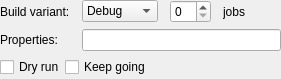
Above: src/plugins/qbsprojectmanager/qbsbuildstepconfigwidget.ui from qt-creator/qt-creator before the change. Below: the same form after it.
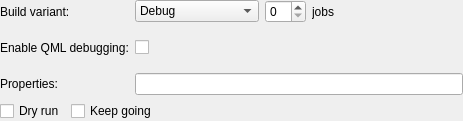
That is the form after the change. Icons and pictures are not drawn. Custom widgets are drawn as their Qt base class.

Commit message: Qbs: Add support for QML debugging

```diff
--- a/src/plugins/qbsprojectmanager/qbsbuildstepconfigwidget.ui
+++ b/src/plugins/qbsprojectmanager/qbsbuildstepconfigwidget.ui
@@ -6,8 +6,8 @@
    <rect>
     <x>0</x>
     <y>0</y>
-    <width>281</width>
-    <height>79</height>
+    <width>463</width>
+    <height>121</height>
    </rect>
   </property>
   <layout class="QGridLayout" name="gridLayout">
@@ -23,9 +23,6 @@
    <property name="bottomMargin">
     <number>0</number>
    </property>
-   <property name="horizontalSpacing">
-    <number>12</number>
-   </property>
    <item row="0" column="0">
     <widget class="QLabel" name="buildVariantLabel">
      <property name="text">
@@ -77,16 +74,64 @@
     </spacer>
    </item>
    <item row="1" column="0">
+    <widget class="QLabel" name="qmlDebuggingLabel">
+     <property name="text">
+      <string>Enable QML debugging:</string>
+     </property>
+    </widget>
+   </item>
+   <item row="1" column="1" colspan="4">
+    <layout class="QHBoxLayout" name="horizontalLayout">
+     <item>
+      <widget class="QCheckBox" name="qmlDebuggingLibraryCheckBox">
+       <property name="text">
+        <string/>
+       </property>
+      </widget>
+     </item>
+     <item>
+      <widget class="QLabel" name="qmlDebuggingWarningIcon">
+       <property name="text">
+        <string/>
+       </property>
+       <property name="pixmap">
+        <pixmap>:/projectexplorer/images/compile_warning.png</pixmap>
+       </property>
+      </widget>
+     </item>
+     <item>
+      <widget class="QLabel" name="qmlDebuggingWarningText">
+       <property name="text">
+        <string/>
+       </property>
+      </widget>
+     </item>
+     <item>
+      <spacer name="horizontalSpacer">
+       <property name="orientation">
+        <enum>Qt::Horizontal</enum>
+       </property>
+       <property name="sizeHint" stdset="0">
+        <size>
+         <width>40</width>
+         <height>5</height>
+        </size>
+       </property>
+      </spacer>
+     </item>
+    </layout>
+   </item>
+   <item row="2" column="0">
     <widget class="QLabel" name="propertyLabel">
      <property name="text">
       <string>Properties:</string>
      </property>
     </widget>
    </item>
-   <item row="1" column="1" colspan="4">
+   <item row="2" column="1" colspan="4">
     <widget class="QbsPropertyLineEdit" name="propertyEdit"/>
    </item>
-   <item row="2" column="0" colspan="5">
+   <item row="3" column="0" colspan="5">
     <layout class="QHBoxLayout" name="horizontalLayout_2">
      <item>
       <widget class="QCheckBox" name="dryRunCheckBox">
```
The commit also changes 3 other files.
